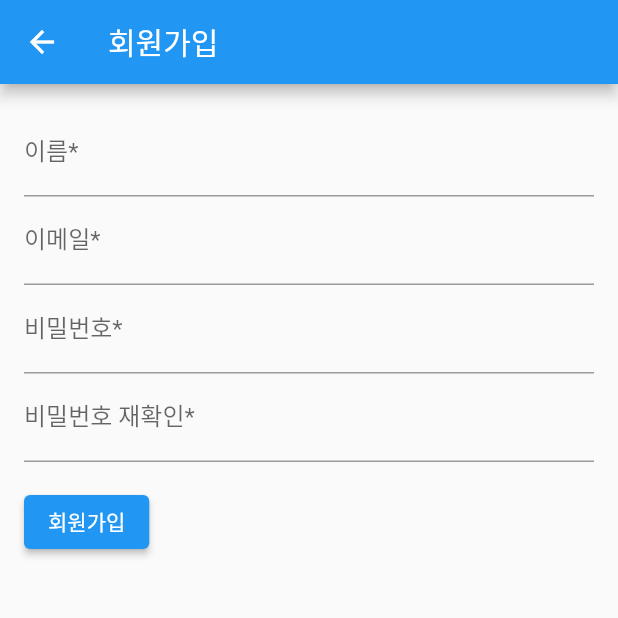
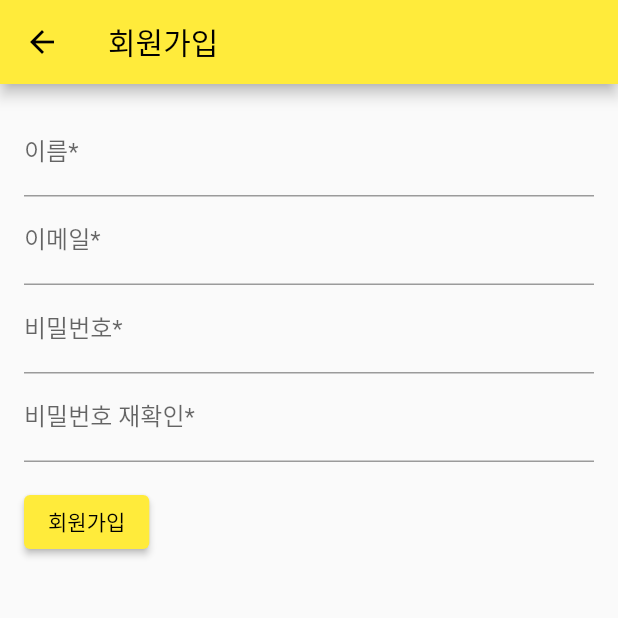
Before and after one commit to 23-1-CapstoneDesign/FIGHT_GONGGANG, a Flutter app: the screen it shows after launch, after a tap on "회원가입", on a phone screen of 412 x 824 dp, the top half of it. Run offline on Flutter 3.47's test engine with Material 2 defaults, Android fonts, the light colour scheme and no system bars; our stand-ins replace flutter_dotenv, geolocator, google_fonts, shared_preferences; missing offline and left inert: kakaomap_webview, mysql1; network calls fail.

Commit message:
frame change

```diff
--- a/lib/SignUp.dart
+++ b/lib/SignUp.dart
@@ -1,6 +1,6 @@
 import 'package:flutter/material.dart';
 import 'dart:core';
-import 'dbconfig/dbconnect.dart';
+import 'dbconfig/test.dart';
 
 class SignupPage extends StatefulWidget {
   @override
--- a/lib/login.dart
+++ b/lib/login.dart
@@ -3,8 +3,8 @@ import 'package:flutter/material.dart';
 import 'package:mysql1/mysql1.dart';
 import 'package:shared_preferences/shared_preferences.dart';
 import 'SignUp.dart';
-import 'dbconfig/dbconnect.dart';
-
+import 'dbconfig/test.dart';
+import 'package:fighting_gonggang/Layout/items.dart';
 /*
 로그인 페이지
 
@@ -28,7 +28,7 @@ class _LoginPageState extends State<LoginPage> {
   final _passwordController = TextEditingController();
   bool _autoLogin = false;
 
-  final db = Database.instance;
+  final db = DatabaseTest.instance;
 
 
   @override
@@ -50,15 +50,21 @@ class _LoginPageState extends State<LoginPage> {
   }
 
   void clickLogin() async{
-    final username = _usernameController.text;
-    final password = _passwordController.text;
+    // final username = _usernameController.text;
+    // final password = _passwordController.text;
+    //todo 로그인 적용전까지만 사용
+    const username = "asdf";
+    const password = "1234444";
+
+    SharedPreferences prefs = await SharedPreferences.getInstance();
     if (_autoLogin) {
-      SharedPreferences prefs = await SharedPreferences.getInstance();
+
       prefs.setString('username', username);
       prefs.setString('password', password);
       prefs.setBool('autoLogin', true);
       prefs.setBool('isLogin', true);
     }
+    prefs.setString('username', username);
     _login(username,password);
 
   }
@@ -106,20 +112,24 @@ class _LoginPageState extends State<LoginPage> {
         title: Text('로그인'),
       ),
       body: Padding(
+
         padding: const EdgeInsets.all(16.0),
         child: Column(
+          mainAxisAlignment: MainAxisAlignment.center,
           crossAxisAlignment: CrossAxisAlignment.start,
           children: <Widget>[
-            SizedBox(height: 10.0),
-            TextField(
-              controller: _usernameController,
-              decoration: InputDecoration(labelText: '아이디'),
+            Center(
+              child: Image(
+                height: 150,
+                width: 100,
+                image: NetworkImage('https://picsum.photos/200/300'),
+              ),
             ),
-            TextField(
-              controller: _passwordController,
-              obscureText: true,
-              decoration: InputDecoration(labelText: '비밀번호'),
-            ),
+            SizedBox(height: 20.0),
+            FGTextField(controller: _usernameController, text: "아이디"),
+            SizedBox(height: 20.0),
+            FGTextField(controller: _passwordController, text:  '비밀번호',obscureText: true),
+
             Row(
               mainAxisAlignment: MainAxisAlignment.center,
               children: [
--- a/lib/main.dart
+++ b/lib/main.dart
@@ -1,9 +1,10 @@
 import 'package:flutter/material.dart';
 import 'Login.dart';
 import 'Maintab.dart';
-import 'dbconfig/dbconnect.dart';
+import 'dbconfig/test.dart';
 import 'package:flutter_dotenv/flutter_dotenv.dart';
 import 'package:geolocator/geolocator.dart';
+import 'dbconfig/db.dart';
 /*
 * main 함수가 존재하는 구역
 * 전역적으로 데이터를 로드할 일이 있다면 이곳에 넣으면 될듯... 이 이상은 저도 잘 몰라용
@@ -15,8 +16,6 @@ import 'package:geolocator/geolocator.dart';
 Future main() async{
 
   await dotenv.load(fileName: ".env");
-  var db= Database.instance;
-
 
   runApp(MyApp());
 }
@@ -27,7 +26,23 @@ class MyApp extends StatelessWidget {
     return MaterialApp(
       title: 'Login Form',
       theme: ThemeData(
-        primarySwatch: Colors.blue,
+          primarySwatch: Colors.yellow,
+      ),
+
+      darkTheme: ThemeData(
+        primarySwatch: Colors.yellow,
+        colorScheme: const ColorScheme.dark(background: Colors.black)
+, textTheme: TextTheme(
+
+        labelLarge: TextStyle(color:Colors.white),
+
+        bodyMedium: TextStyle(color:Colors.green),
+        bodySmall: TextStyle(color:Colors.green),
+
+
+
+
+      ),
       ),
 
       initialRoute: '/',// 앱에서 기본으로 실행될 페이지( 여기선 로그인)
--- a/pubspec.yaml
+++ b/pubspec.yaml
@@ -36,6 +36,12 @@ dependencies:
   kakao_flutter_sdk: ^1.4.2
   geolocator: ^9.0.2
   timetable_view: ^0.3.0
+  mongo_dart: ^0.9.1
+  syncfusion_flutter_calendar: ^21.2.3
+  cupertino_date_textbox: ^1.0.3
+  flutter_time_picker_spinner: ^2.0.0
+  google_fonts: ^4.0.4
+  fluttertoast: ^8.2.1
 dev_dependencies:
   flutter_test:
     sdk: flutter
```
Also changed, not shown: lib/Layout/items.dart (added, +70 -0 lines), lib/Maintab.dart (+24 -39 lines), lib/Maintab/comunity/comunity.dart (renamed from lib/Maintab/comunity.dart, +9 -3 lines), lib/Maintab/home/home.dart (renamed from lib/Maintab/home.dart, +8 -2 lines), lib/Maintab/mypage.dart (+7 -2 lines), lib/Maintab/party.dart (deleted, +0 -83 lines), lib/Maintab/party/party.dart (added, +90 -0 lines), lib/dbconfig/dbconnect.dart (deleted, +0 -89 lines), pubspec.lock, 1 other file.
